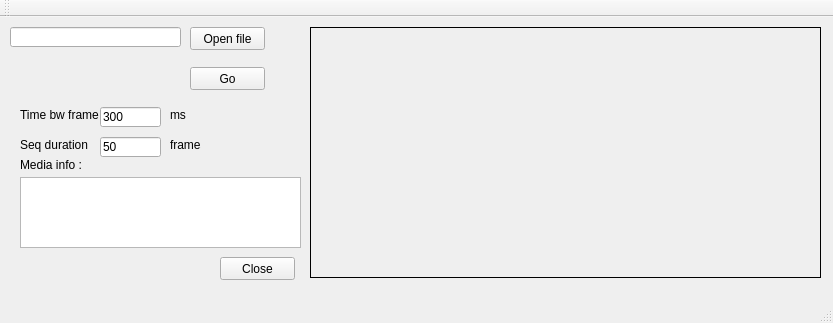
Before: the Qt Designer form test1/mainwindow.ui in ciolben/asmv, drawn with Qt 5.
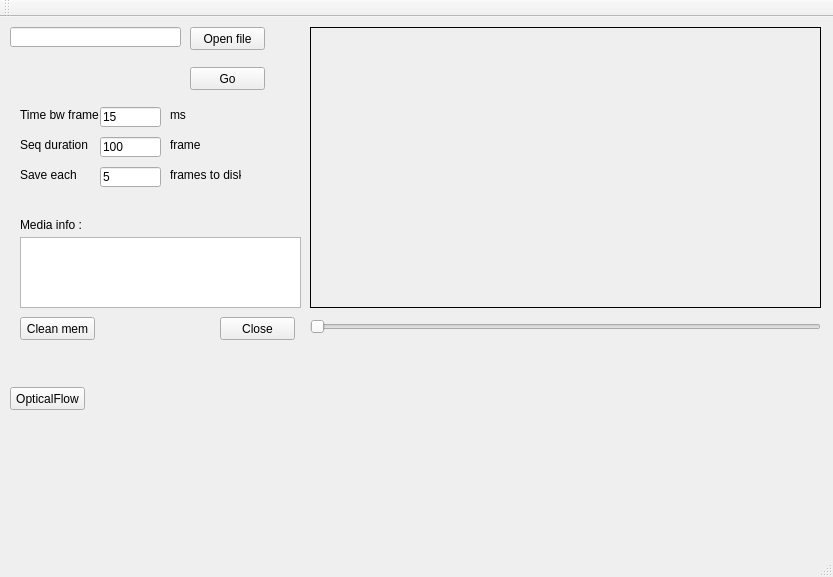
After: the same form once the commit is applied. Custom widgets are drawn as their Qt base class.

Commit message: Frames dump + OpticalFlow integration

The edit to the form file:
```diff
--- a/test1/mainwindow.ui
+++ b/test1/mainwindow.ui
@@ -7,7 +7,7 @@
     <x>0</x>
     <y>0</y>
     <width>833</width>
-    <height>323</height>
+    <height>577</height>
    </rect>
   </property>
   <property name="windowTitle">
@@ -18,7 +18,7 @@
     <property name="geometry">
      <rect>
       <x>220</x>
-      <y>240</y>
+      <y>300</y>
       <width>75</width>
       <height>23</height>
      </rect>
@@ -34,7 +34,7 @@
     <property name="geometry">
      <rect>
       <x>20</x>
-      <y>140</y>
+      <y>200</y>
       <width>61</width>
       <height>16</height>
      </rect>
@@ -85,7 +85,7 @@
       <x>310</x>
       <y>10</y>
       <width>511</width>
-      <height>251</height>
+      <height>281</height>
      </rect>
     </property>
     <property name="frameShape">
@@ -99,7 +99,7 @@
     <property name="geometry">
      <rect>
       <x>20</x>
-      <y>160</y>
+      <y>220</y>
       <width>281</width>
       <height>71</height>
      </rect>
@@ -134,7 +134,7 @@
      </rect>
     </property>
     <property name="text">
-     <string notr="true">300</string>
+     <string notr="true">15</string>
     </property>
    </widget>
    <widget class="QLabel" name="label_3">
@@ -173,7 +173,7 @@
      </rect>
     </property>
     <property name="text">
-     <string notr="true">50</string>
+     <string notr="true">100</string>
     </property>
    </widget>
    <widget class="QLabel" name="label_5">
@@ -189,6 +189,94 @@
      <string>frames</string>
     </property>
    </widget>
+   <widget class="QPushButton" name="btClean">
+    <property name="geometry">
+     <rect>
+      <x>20</x>
+      <y>300</y>
+      <width>75</width>
+      <height>23</height>
+     </rect>
+    </property>
+    <property name="text">
+     <string>Clean mem</string>
+    </property>
+   </widget>
+   <widget class="QSlider" name="slider">
+    <property name="geometry">
+     <rect>
+      <x>310</x>
+      <y>300</y>
+      <width>511</width>
+      <height>19</height>
+     </rect>
+    </property>
+    <property name="orientation">
+     <enum>Qt::Horizontal</enum>
+    </property>
+   </widget>
+   <widget class="QLabel" name="label_6">
+    <property name="geometry">
+     <rect>
+      <x>20</x>
+      <y>150</y>
+      <width>71</width>
+      <height>16</height>
+     </rect>
+    </property>
+    <property name="text">
+     <string>Save each </string>
+    </property>
+   </widget>
+   <widget class="QLineEdit" name="txtSkipFrames">
+    <property name="geometry">
+     <rect>
+      <x>100</x>
+      <y>150</y>
+      <width>61</width>
+      <height>20</height>
+     </rect>
+    </property>
+    <property name="text">
+     <string>5</string>
+    </property>
+   </widget>
+   <widget class="QLabel" name="label_7">
+    <property name="geometry">
+     <rect>
+      <x>170</x>
+      <y>150</y>
+      <width>71</width>
+      <height>16</height>
+     </rect>
+    </property>
+    <property name="text">
+     <string>frames to disk</string>
+    </property>
+   </widget>
+   <widget class="CustomCtrl" name="wOpticalFlow" native="true">
+    <property name="geometry">
+     <rect>
+      <x>90</x>
+      <y>330</y>
+      <width>701</width>
+      <height>201</height>
+     </rect>
+    </property>
+   </widget>
+   <widget class="QPushButton" name="btFlow">
+    <property name="geometry">
+     <rect>
+      <x>10</x>
+      <y>370</y>
+      <width>75</width>
+      <height>23</height>
+     </rect>
+    </property>
+    <property name="text">
+     <string>OpticalFlow</string>
+    </property>
+   </widget>
   </widget>
   <widget class="QMenuBar" name="menuBar">
    <property name="geometry">
@@ -211,6 +299,14 @@
   <widget class="QStatusBar" name="statusBar"/>
  </widget>
  <layoutdefault spacing="6" margin="11"/>
+ <customwidgets>
+  <customwidget>
+   <class>CustomCtrl</class>
+   <extends>QWidget</extends>
+   <header>customctrl.h</header>
+   <container>1</container>
+  </customwidget>
+ </customwidgets>
  <resources/>
  <connections/>
 </ui>
```
The commit also changes 105 other files.
